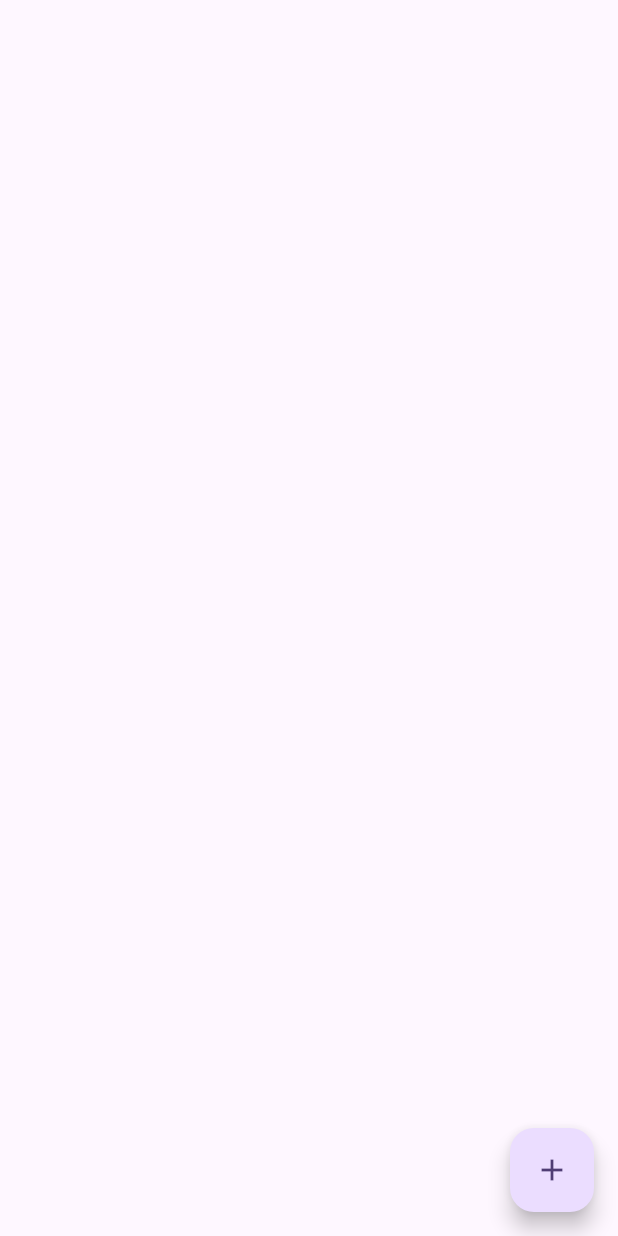
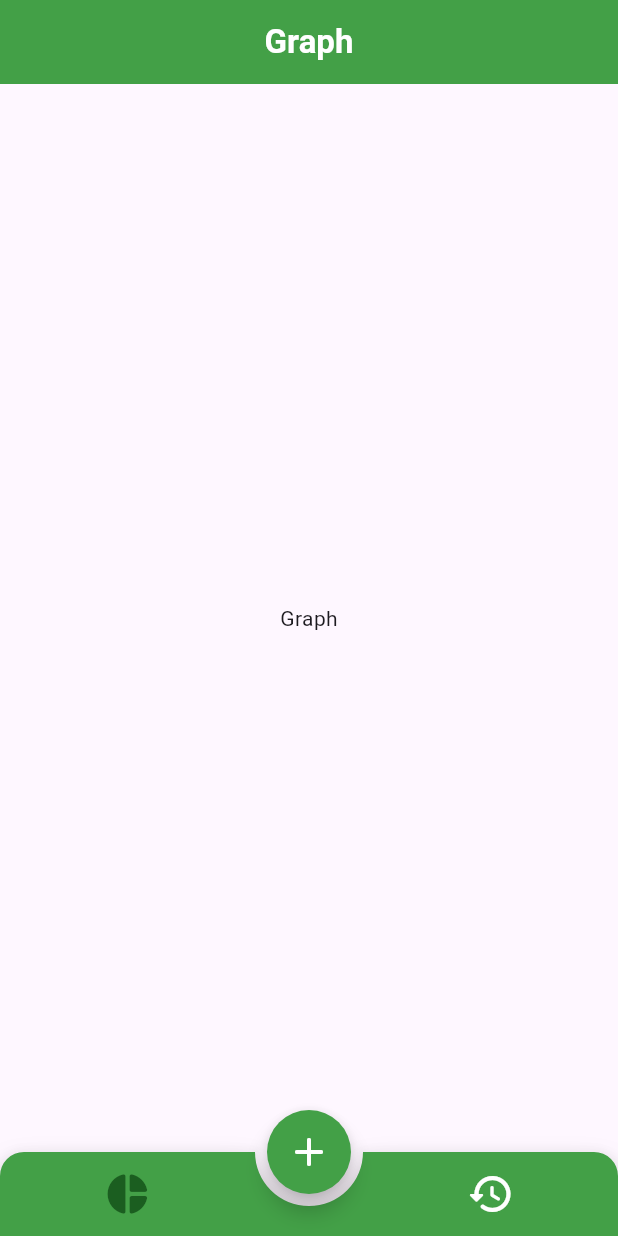
Before and after one commit to ImagINN/getx_tutorial, a Flutter app: the screen it shows after launch, on a phone screen of 412 x 824 dp. Run offline on Flutter 3.47's test engine with Material 3 defaults, Android fonts, the phone set to English and light mode, and no system bars; drawn by our look-alikes of animated_bottom_navigation_bar; our stand-ins replace get.

Commit message:
Implement home view with bottom navigation and add graph/history views

```diff
--- a/lib/main.dart
+++ b/lib/main.dart
@@ -1,10 +1,22 @@
 // ignore_for_file: prefer_const_constructors, use_key_in_widget_constructors, sort_child_properties_last
 
+import 'package:get/get.dart';
 import 'package:flutter/material.dart';
-import 'package:get/get.dart';
+import 'package:flutter/services.dart';
+
+import 'views/home_view.dart';
 // import 'controller.dart';
 
 void main() {
+  SystemChrome.setSystemUIOverlayStyle(
+    const SystemUiOverlayStyle(
+      statusBarColor: Colors.transparent,
+      statusBarIconBrightness: Brightness.dark,
+      systemNavigationBarColor: Colors.transparent,
+      systemNavigationBarIconBrightness: Brightness.dark,
+    ),
+  );
+
   runApp(const MyApp());
 }
 
@@ -18,22 +30,17 @@ class MyApp extends StatelessWidget {
       theme: ThemeData(
         colorScheme: ColorScheme.fromSeed(seedColor: Colors.deepPurple),
         useMaterial3: true,
+        appBarTheme: AppBarTheme(
+          backgroundColor: Colors.green[600],
+          elevation: 0,
+          titleTextStyle: TextStyle(
+            color: Colors.white,
+            fontSize: 22,
+            fontWeight: FontWeight.bold,
+          ),
+        ),
       ),
       home: Home(),
     );
   }
 }
-
-class Home extends StatelessWidget {
-  @override
-  Widget build(BuildContext context) {
-    return Scaffold(
-      //appBar: AppBar(title: Text("counter")),
-      body: null,
-      floatingActionButton: FloatingActionButton(
-        child: Icon(Icons.add),
-        onPressed: null,
-      ),
-    );
-  }
-}
--- /dev/null
+++ b/lib/views/graph_view.dart
@@ -0,0 +1,18 @@
+import 'package:flutter/material.dart';
+
+class GraphView extends StatefulWidget {
+  const GraphView({super.key});
+
+  @override
+  State<GraphView> createState() => _GraphViewState();
+}
+
+class _GraphViewState extends State<GraphView> {
+  @override
+  Widget build(BuildContext context) {
+    return Scaffold(
+      appBar: AppBar(centerTitle: true, title: const Text("Graph")),
+      body: Center(child: Text("Graph")),
+    );
+  }
+}
--- /dev/null
+++ b/lib/views/home_view.dart
@@ -0,0 +1,57 @@
+// ignore_for_file: sort_child_properties_last, prefer_const_constructors, prefer_const_literals_to_create_immutables
+
+import 'package:flutter/material.dart';
+import 'package:get/get.dart';
+import 'package:getx_tutorial/views/graph_view.dart';
+import 'package:animated_bottom_navigation_bar/animated_bottom_navigation_bar.dart';
+import 'package:getx_tutorial/views/history_view.dart';
+
+class Home extends StatefulWidget {
+  @override
+  State<Home> createState() => _HomeState();
+}
+
+class _HomeState extends State<Home> {
+  @override
+  Widget build(BuildContext context) {
+    return Scaffold(
+      //appBar: AppBar(title: Text("counter")),
+      body: GraphView(),
+      floatingActionButton: FloatingActionButton(
+        child: Icon(
+          Icons.add_rounded,
+          color: Colors.white,
+          size: 32,
+        ),
+        backgroundColor: Colors.green.shade600,
+        shape: RoundedRectangleBorder(
+          borderRadius: BorderRadius.circular(32),
+        ),
+        onPressed: null,
+      ),
+      floatingActionButtonLocation: FloatingActionButtonLocation.centerDocked,
+      bottomNavigationBar: AnimatedBottomNavigationBar(
+        icons: [
+          Icons.pie_chart_rounded,
+          Icons.history_rounded,
+        ],
+        iconSize: 32,
+        activeIndex: 0,
+        gapLocation: GapLocation.center,
+        notchSmoothness: NotchSmoothness.defaultEdge,
+        backgroundColor: Colors.green.shade600,
+        activeColor: Colors.green.shade900,
+        inactiveColor: Colors.white,
+        leftCornerRadius: 16,
+        rightCornerRadius: 16,
+        onTap: (index) {
+          if (index == 0) {
+            Get.to(GraphView());
+          } else if (index == 1) {
+            Get.to(HistoryView());
+          }
+        },
+      ),
+    );
+  }
+}
```
Also changed, not shown: lib/views/history_view.dart (added, +18 -0 lines), lib/controllers/controller.dart (renamed from lib/controller.dart), lib/widgets/record_list_tile.dart (added).
